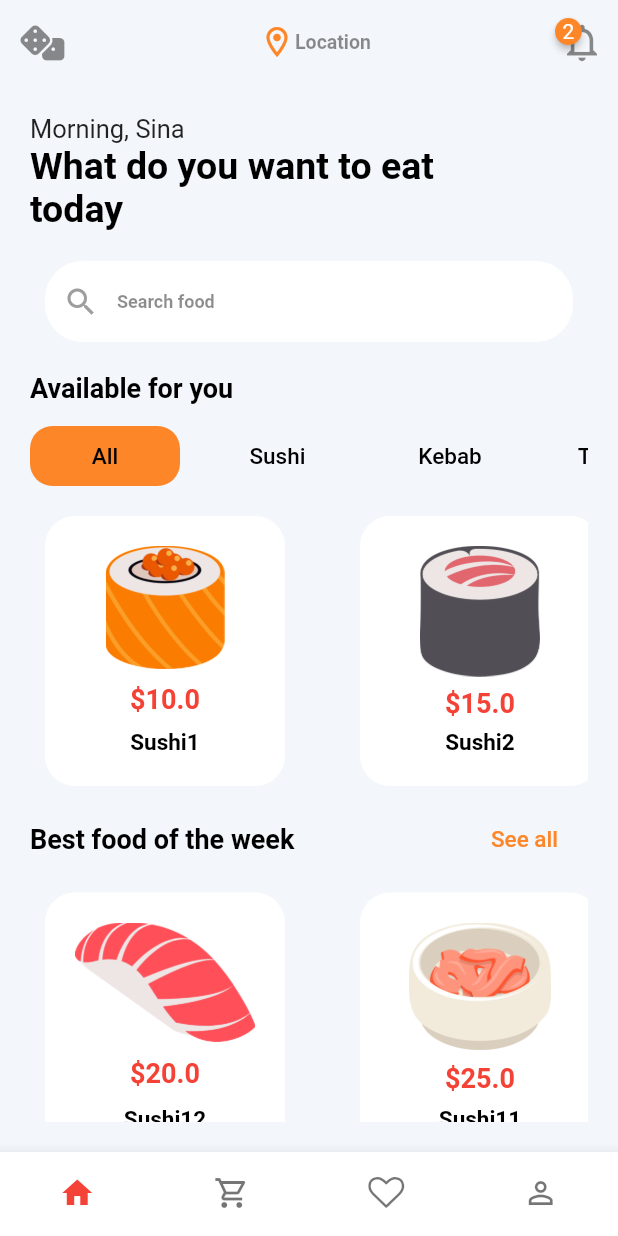
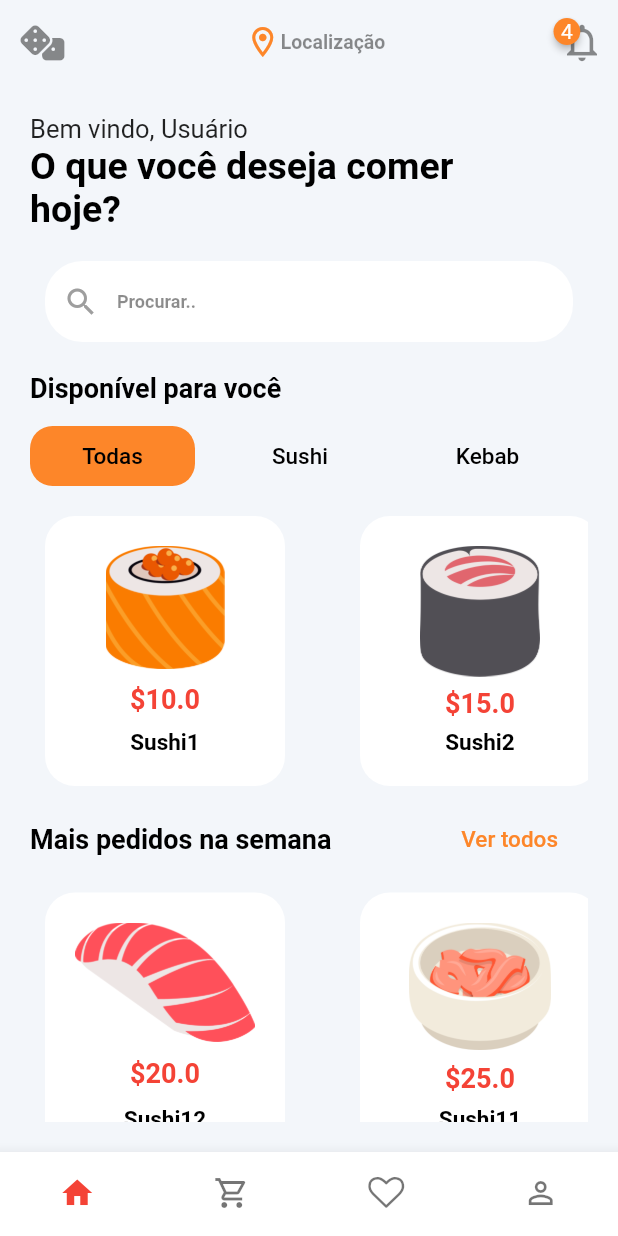
Before and after one commit to PedrooFerraz/Aplicativo-Flutter-DAMD-PUC, a Flutter app: the screen it shows after launch, on a phone screen of 412 x 824 dp. Run offline on Flutter 3.47's test engine with Material 3 defaults, Android fonts, the phone set to English and light mode, and no system bars; drawn by our look-alikes of badges; our stand-ins replace flutter_rating_bar, font_awesome_flutter, get, simple_animations.

Commit message:
Atualizando página inicial + Arrumandos elementos da UI

```diff
--- a/lib/core/app_data.dart
+++ b/lib/core/app_data.dart
@@ -83,7 +83,7 @@ class AppData {
       false,
       dummyText,
       1.5,
-      FoodType.burger,
+      FoodType.hamburguer,
       350,
     ),
     Food(
@@ -94,7 +94,7 @@ class AppData {
       false,
       dummyText,
       3.5,
-      FoodType.burger,
+      FoodType.hamburguer,
       265,
     ),
     Food(
@@ -164,26 +164,26 @@ class AppData {
     BottomNavigationItem(
       const Icon(Icons.shopping_cart_outlined),
       const Icon(Icons.shopping_cart),
-      'Shopping cart',
+      'Carrinho de Compras',
     ),
     BottomNavigationItem(
       const Icon(AppIcon.outlinedHeart),
       const Icon(AppIcon.heart),
-      'Favorite',
+      'Favoritos',
     ),
     BottomNavigationItem(
       const Icon(Icons.person_outline),
       const Icon(Icons.person),
-      'Profile',
+      'Perfil',
     )
   ];
 
   static List<FoodCategory> categories = [
-    FoodCategory(FoodType.all, true),
+    FoodCategory(FoodType.todas, true),
     FoodCategory(FoodType.sushi, false),
     FoodCategory(FoodType.kebab, false),
     FoodCategory(FoodType.tempura, false),
     FoodCategory(FoodType.ramen, false),
-    FoodCategory(FoodType.burger, false),
+    FoodCategory(FoodType.hamburguer, false),
   ];
 }
--- a/lib/src/controller/food_controller.dart
+++ b/lib/src/controller/food_controller.dart
@@ -68,7 +68,7 @@ class FoodController extends GetxController {
     }
     category.isSelected = true;
 
-    if (category.type == FoodType.all) {
+    if (category.type == FoodType.todas) {
       filteredFoods.assignAll(AppData.foodItems.obs);
     } else {
       filteredFoods.assignAll(AppData.foodItems.where((item) {
--- a/lib/src/model/food.dart
+++ b/lib/src/model/food.dart
@@ -1,4 +1,4 @@
-enum FoodType { all, sushi, kebab, tempura, ramen, burger }
+enum FoodType { todas, sushi, kebab, tempura, ramen, hamburguer }
 
 class Food {
   String image;
--- a/lib/src/view/screen/food_list_screen.dart
+++ b/lib/src/view/screen/food_list_screen.dart
@@ -27,7 +27,7 @@ class FoodListScreen extends StatelessWidget {
             Icons.location_on_outlined,
             color: LightThemeColor.accent,
           ),
-          Text("Location", style: context.bodyLarge)
+          Text("Localização", style: context.bodyLarge)
         ],
       ),
       actions: [
@@ -38,10 +38,10 @@ class FoodListScreen extends StatelessWidget {
               badgeColor: LightThemeColor.accent,
             ),
             badgeContent: const Text(
-              "2",
+              "4",
               style: TextStyle(color: Colors.white),
             ),
-            position: BadgePosition.topStart(start: -3),
+            position: BadgePosition.topStart(start: -4),
             child: const Icon(Icons.notifications_none, size: 30),
           ),
         )
@@ -54,7 +54,7 @@ class FoodListScreen extends StatelessWidget {
       padding: EdgeInsets.symmetric(vertical: 20, horizontal: 10),
       child: TextField(
         decoration: InputDecoration(
-          hintText: 'Search food',
+          hintText: 'Procurar..',
           prefixIcon: Icon(Icons.search, color: Colors.grey),
           contentPadding: EdgeInsets.all(20),
         ),
@@ -73,16 +73,16 @@ class FoodListScreen extends StatelessWidget {
             crossAxisAlignment: CrossAxisAlignment.start,
             children: [
               Text(
-                "Morning, Sina",
+                "Bem vindo, Usuário",
                 style: context.headlineSmall,
               ).fadeAnimation(0.2),
               Text(
-                "What do you want to eat \ntoday",
+                "O que você deseja comer \nhoje?",
                 style: context.displayLarge,
               ).fadeAnimation(0.4),
               _searchBar(),
               Text(
-                "Available for you",
+                "Disponível para você",
                 style: context.displaySmall,
               ),
               Padding(
@@ -101,7 +101,7 @@ class FoodListScreen extends StatelessWidget {
                               controller.filterItemByCategory(category);
                             },
                             child: Container(
-                              width: 100,
+                              width: 110,
                               alignment: Alignment.center,
                               padding: const EdgeInsets.all(10),
                               decoration: BoxDecoration(
@@ -138,13 +138,13 @@ class FoodListScreen extends StatelessWidget {
                   mainAxisAlignment: MainAxisAlignment.spaceBetween,
                   children: [
                     Text(
-                      "Best food of the week",
+                      "Mais pedidos na semana",
                       style: context.displaySmall,
                     ),
                     Padding(
                       padding: const EdgeInsets.only(right: 20),
                       child: Text(
-                        "See all",
+                        "Ver todos",
                         style: context.headlineMedium.copyWith(
                           color: LightThemeColor.accent,
                         ),
--- a/lib/src/view/widget/counter_button.dart
+++ b/lib/src/view/widget/counter_button.dart
@@ -1,5 +1,4 @@
 import 'package:flutter/material.dart';
-import 'package:aplicativo_flutter_damd_puc/core/app_color.dart';
 
 class CounterButton extends StatelessWidget {
   final Function() onIncrementSelected;
```
